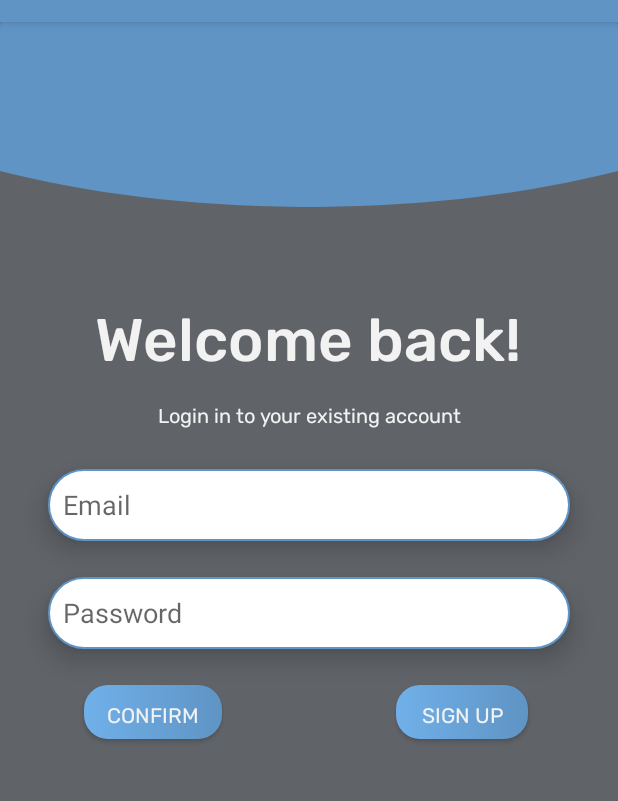
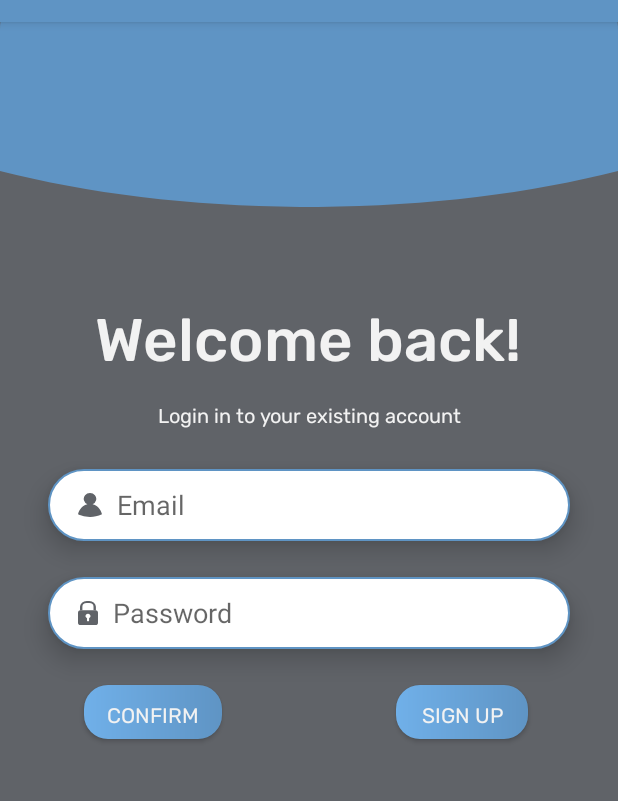
Before and after one commit to TrivialniPrimeri/SmartBox-PJ, an Android app: the LoginActivity screen opened directly, with no data from a screen before it, on a phone screen of 412 x 824 dp, the part 62-863 px from its top. Run offline under Robolectric (Android 15) with nearby library versions, the phone set to English and light mode, and no system bars; Roboto replaces fonts that are not available here.

Commit message:
Added icons to editText email password

```diff
--- a/app/src/main/res/drawable/ic_lock.xml
+++ b/app/src/main/res/drawable/ic_lock.xml
@@ -1,5 +1,5 @@
-<vector android:height="28.86011dp" android:viewportHeight="150.21"
-    android:viewportWidth="109.3" android:width="21dp" xmlns:android="http://schemas.android.com/apk/res/android">
+<vector android:height="16dp" android:viewportHeight="150.21"
+    android:viewportWidth="109.3" android:width="13dp" xmlns:android="http://schemas.android.com/apk/res/android">
     <path android:fillColor="#606368" android:pathData="M24,57.34V36.48A23.51,23.51 0,0 1,47.46 13H61.32A23.51,23.51 0,0 1,84.8 36.48V57.34h9.9a14.43,14.43 0,0 1,3.1 0.34V36.48A36.52,36.52 0,0 0,61.32 0H47.46A36.52,36.52 0,0 0,11 36.48V57.81a14.45,14.45 0,0 1,3.63 -0.47Z"/>
     <path android:fillColor="#606368" android:pathData="M97.8,57.68a14.43,14.43 0,0 0,-3.1 -0.34L14.61,57.34a14.45,14.45 0,0 0,-3.63 0.47A14.6,14.6 0,0 0,0 72L0,135.6a14.61,14.61 0,0 0,14.61 14.61L94.7,150.21a14.61,14.61 0,0 0,14.6 -14.61L109.3,72A14.6,14.6 0,0 0,97.8 57.68ZM60.73,106.48L60.73,121.4a5.85,5.85 0,1 1,-11.7 0L49.03,106.7a13.82,13.82 0,1 1,11.7 -0.22Z"/>
 </vector>
--- a/app/src/main/res/drawable/ic_profile.xml
+++ b/app/src/main/res/drawable/ic_profile.xml
@@ -1,4 +1,4 @@
-<vector android:height="22.447626dp" android:viewportHeight="285.94"
-    android:viewportWidth="267.5" android:width="21dp" xmlns:android="http://schemas.android.com/apk/res/android">
-    <path android:fillColor="#bbd6da" android:pathData="M162.62,133.52a69.88,69.88 0,1 0,-57.72 0C53.55,146.58 12.78,193.79 0,254.3c23.16,11.93 139.43,64.87 267.5,-0.1C254.69,193.73 213.94,146.58 162.62,133.52Z"/>
+<vector android:height="16dp" android:viewportHeight="285.94"
+    android:viewportWidth="267.5" android:width="16dp" xmlns:android="http://schemas.android.com/apk/res/android">
+    <path android:fillColor="#606368" android:pathData="M162.62,133.52a69.88,69.88 0,1 0,-57.72 0C53.55,146.58 12.78,193.79 0,254.3c23.16,11.93 139.43,64.87 267.5,-0.1C254.69,193.73 213.94,146.58 162.62,133.52Z"/>
 </vector>
--- a/app/src/main/res/layout/login.xml
+++ b/app/src/main/res/layout/login.xml
@@ -48,6 +48,7 @@
 
     <EditText
         android:id="@+id/edit_password"
+        android:paddingStart="20dp"
         android:layout_width="match_parent"
         android:layout_height="wrap_content"
         android:layout_marginStart="32dp"
@@ -59,6 +60,8 @@
         android:inputType="text"
         android:minHeight="48dp"
         android:padding="10dip"
+        android:drawableLeft="@drawable/ic_lock"
+        android:drawablePadding="10dp"
         android:textCursorDrawable="@drawable/color_cursor"
         app:layout_constraintEnd_toEndOf="parent"
         app:layout_constraintHorizontal_bias="0.0"
@@ -107,6 +110,9 @@
         android:layout_marginTop="16dp"
         android:layout_marginEnd="32dp"
         android:background="@drawable/rounded_edittext"
+        android:drawableLeft="@drawable/ic_profile"
+        android:paddingStart="20dp"
+        android:drawablePadding="10dp"
         android:elevation="10dp"
         android:hint="@string/regEmail"
         android:inputType="text"
```
